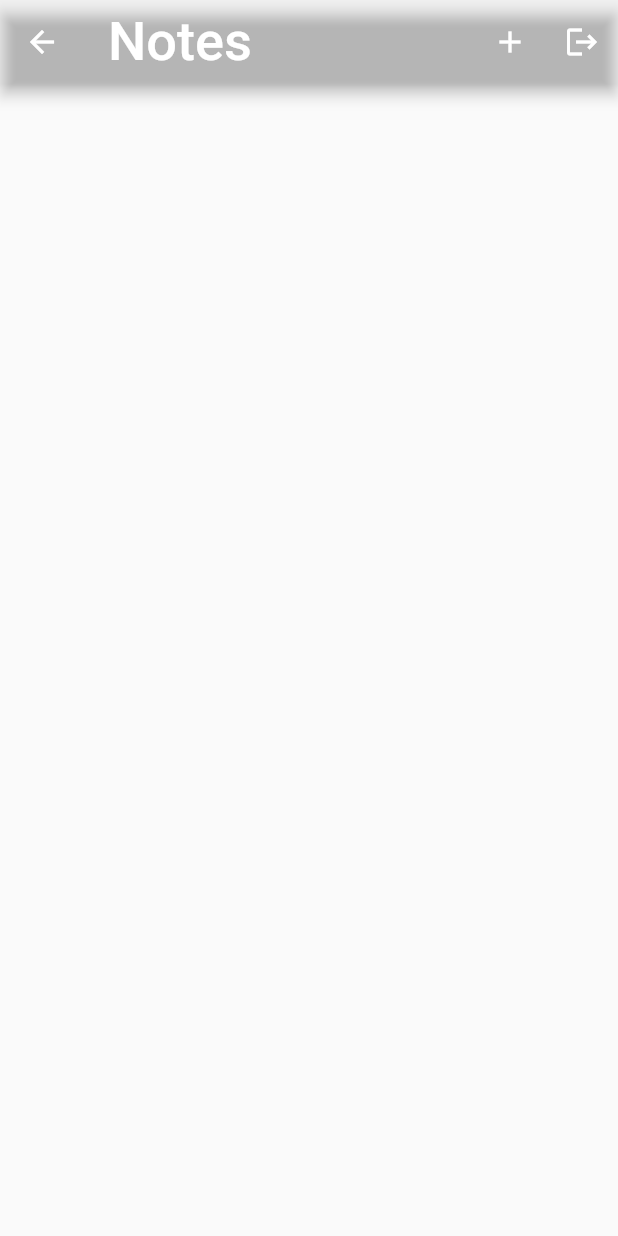
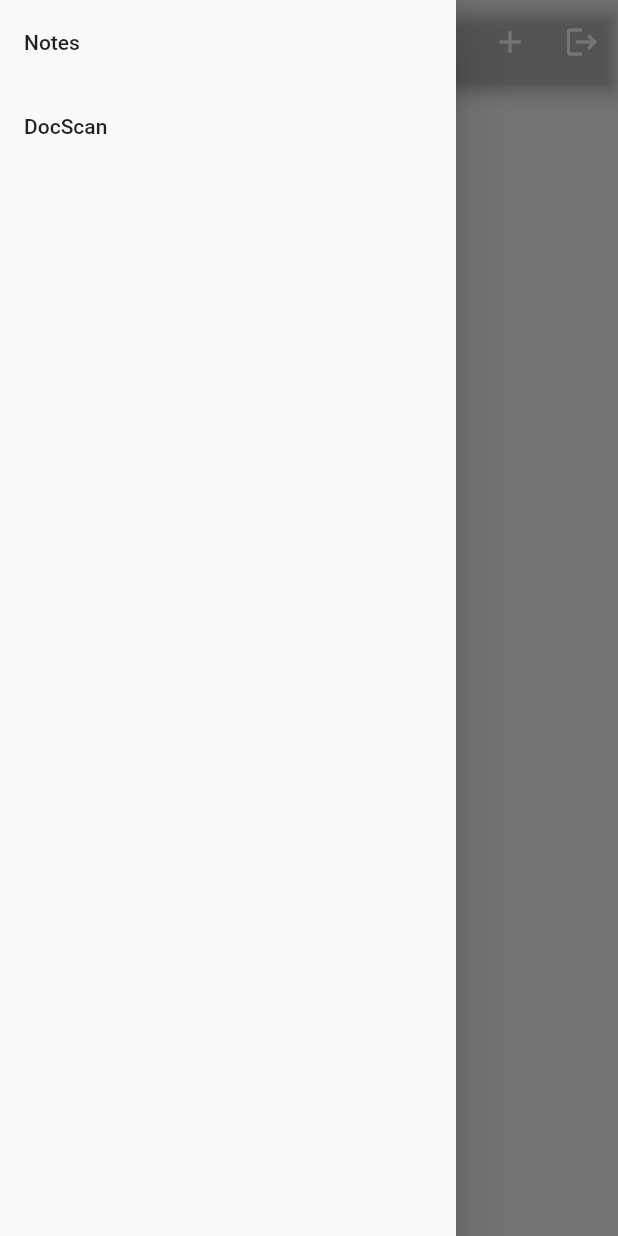
Before and after one commit to Hirdey-1999/Flutter-Projects, a Flutter app: the NotesView screen opened by its route, with the side drawer open (before the commit the screen has no drawer), on a phone screen of 412 x 824 dp. Run offline on Flutter 3.47's test engine with Material 2 defaults, Android fonts, the phone set to English and light mode, and no system bars; our stand-ins replace cloud_firestore, firebase_auth, firebase_core, share_plus, speech_to_text; accounts and stored records are empty.

```diff
--- a/hirdey_mittal/lib/views/notes/notes_view.dart
+++ b/hirdey_mittal/lib/views/notes/notes_view.dart
@@ -1,5 +1,7 @@
 import 'package:firebase_core/firebase_core.dart';
+import 'package:flutter/cupertino.dart';
 import 'package:flutter/material.dart';
+import 'package:flutter/widgets.dart';
 import 'package:hirdey_mittal/service/auth/auth_service.dart';
 import 'package:hirdey_mittal/service/cloud/cloud_note.dart';
 import 'package:hirdey_mittal/service/crud/notes_service.dart';
@@ -58,6 +60,23 @@ class _NotesViewState extends State<NotesView> {
             ),
           ],
         ),
+        drawer: Drawer(
+            child: ListView(
+          children: [
+            ListTile(
+              title: const Text('Notes'),
+              onTap: () {
+                Navigator.of(context)
+                    .pushNamedAndRemoveUntil(notesRoute, (route) => false);
+              },
+            ),
+            ListTile(
+              title: const Text('DocScan'),
+              onTap: () {
+                Navigator.of(context).pushNamed(createOrUpdateNotesRoutes);
+              },),
+          ],
+        )),
         body: StreamBuilder(
             stream: _notesService.allNotes(ownerUserID: userId),
             builder: (context, snapshot) {
@@ -67,7 +86,7 @@ class _NotesViewState extends State<NotesView> {
                   if (snapshot.hasData) {
                     final allNotes = snapshot.data as Iterable<CloudNote>;
                     return notesListView(
-                      notes:allNotes  ,
+                      notes: allNotes,
                       onDeleteNote: (note) async {
                         await _notesService.deleteNote(
                             documentID: note.documentID);
```
Also changed, not shown: hirdey_mittal/lib/views/notes/create-update-notes-view.dart (+44 -9 lines), hirdey_mittal/pubspec.yaml (+7 -1 lines), hirdey_mittal/pubspec.lock, 5 other files.
